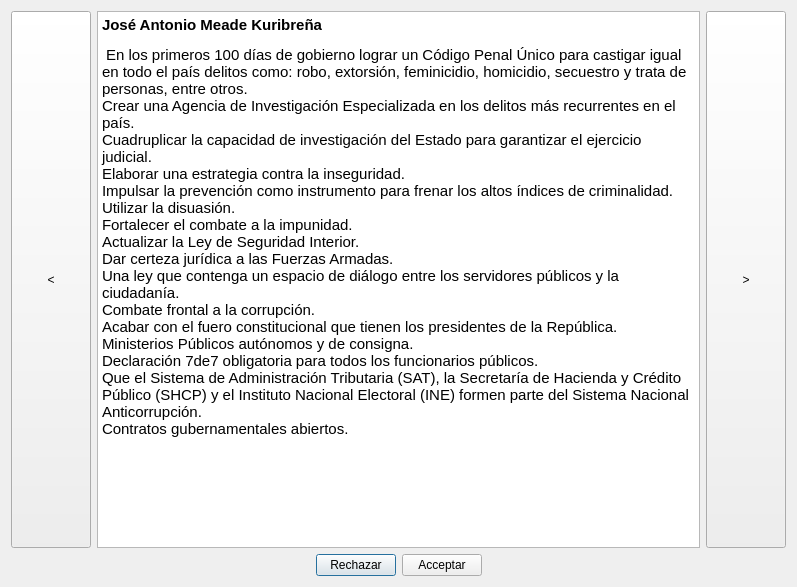
Qt form forms/revisarpublicaciones.ui (sarahiva/IS2Proyecto1) before a commit.
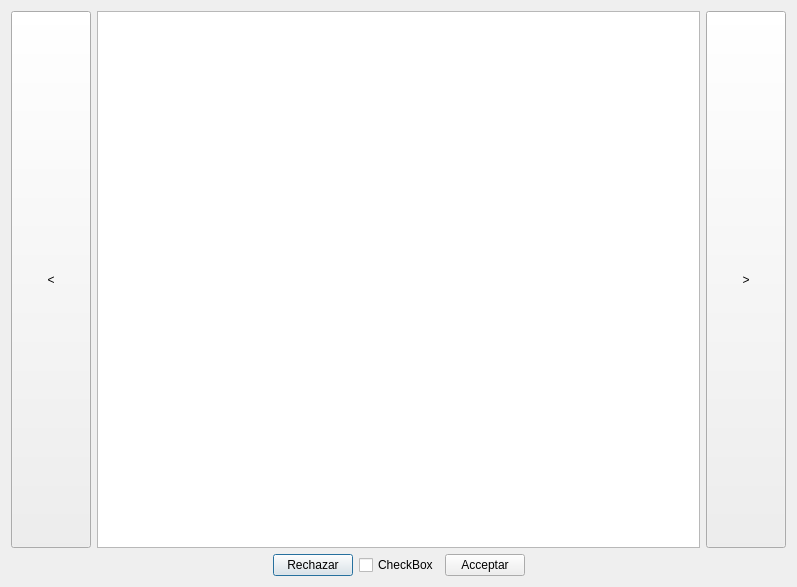
The same form after that commit.

Diff of the .ui file:
```diff
--- a/forms/revisarpublicaciones.ui
+++ b/forms/revisarpublicaciones.ui
@@ -49,6 +49,13 @@
        </property>
       </widget>
      </item>
+     <item>
+      <widget class="QCheckBox" name="checkBox">
+       <property name="text">
+        <string>CheckBox</string>
+       </property>
+      </widget>
+     </item>
      <item>
       <widget class="QPushButton" name="accept">
        <property name="text">
@@ -80,8 +87,7 @@
 &lt;html&gt;&lt;head&gt;&lt;meta name=&quot;qrichtext&quot; content=&quot;1&quot; /&gt;&lt;style type=&quot;text/css&quot;&gt;
 p, li { white-space: pre-wrap; }
 &lt;/style&gt;&lt;/head&gt;&lt;body style=&quot; font-family:'Cantarell'; font-size:11pt; font-weight:400; font-style:normal;&quot;&gt;
-&lt;p style=&quot; margin-top:12px; margin-bottom:12px; margin-left:0px; margin-right:0px; -qt-block-indent:0; text-indent:0px;&quot;&gt;&lt;span style=&quot; font-weight:600;&quot;&gt;José Antonio Meade Kuribreña&lt;/span&gt;&lt;/p&gt;
-&lt;p style=&quot; margin-top:12px; margin-bottom:12px; margin-left:0px; margin-right:0px; -qt-block-indent:0; text-indent:0px;&quot;&gt; En los primeros 100 días de gobierno lograr un Código Penal Único para castigar igual en todo el país delitos como: robo, extorsión, feminicidio, homicidio, secuestro y trata de personas, entre otros.&lt;br /&gt;Crear una Agencia de Investigación Especializada en los delitos más recurrentes en el país.&lt;br /&gt;Cuadruplicar la capacidad de investigación del Estado para garantizar el ejercicio judicial.&lt;br /&gt;Elaborar una estrategia contra la inseguridad.&lt;br /&gt;Impulsar la prevención como instrumento para frenar los altos índices de criminalidad.&lt;br /&gt;Utilizar la disuasión.&lt;br /&gt;Fortalecer el combate a la impunidad.&lt;br /&gt;Actualizar la Ley de Seguridad Interior.&lt;br /&gt;Dar certeza jurídica a las Fuerzas Armadas.&lt;br /&gt;Una ley que contenga un espacio de diálogo entre los servidores públicos y la ciudadanía.&lt;br /&gt;Combate frontal a la corrupción.&lt;br /&gt;Acabar con el fuero constitucional que tienen los presidentes de la República.&lt;br /&gt;Ministerios Públicos autónomos y de consigna.&lt;br /&gt;Declaración 7de7 obligatoria para todos los funcionarios públicos.&lt;br /&gt;Que el Sistema de Administración Tributaria (SAT), la Secretaría de Hacienda y Crédito Público (SHCP) y el Instituto Nacional Electoral (INE) formen parte del Sistema Nacional Anticorrupción.&lt;br /&gt;Contratos gubernamentales abiertos.&lt;/p&gt;&lt;/body&gt;&lt;/html&gt;</string>
+&lt;p style=&quot;-qt-paragraph-type:empty; margin-top:12px; margin-bottom:12px; margin-left:0px; margin-right:0px; -qt-block-indent:0; text-indent:0px;&quot;&gt;&lt;br /&gt;&lt;/p&gt;&lt;/body&gt;&lt;/html&gt;</string>
        </property>
       </widget>
      </item>
```
